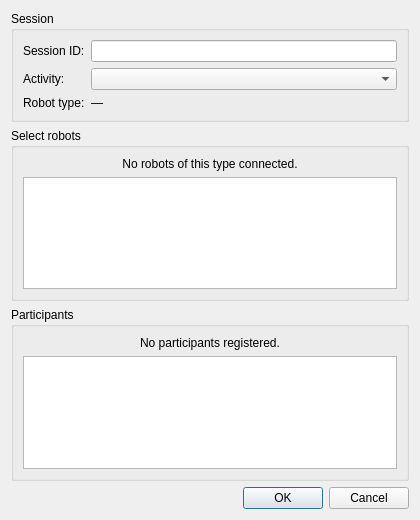
Before: the Qt Designer form src/gui/ui/session_setup_dialog.ui in techandpeople/SoftEdIBO, drawn with Qt 5.
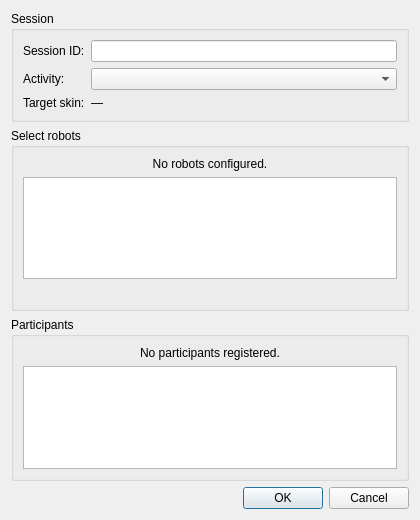
After: the same form once the commit is applied.

```diff
--- a/src/gui/ui/session_setup_dialog.ui
+++ b/src/gui/ui/session_setup_dialog.ui
@@ -33,8 +33,8 @@
        </widget>
       </item>
       <item row="2" column="0">
-       <widget class="QLabel" name="label_robot_type">
-        <property name="text"><string>Robot type:</string></property>
+       <widget class="QLabel" name="label_target_skin">
+        <property name="text"><string>Target skin:</string></property>
        </widget>
       </item>
       <item row="2" column="1">
@@ -52,7 +52,7 @@
      <layout class="QVBoxLayout" name="robots_layout">
       <item>
        <widget class="QLabel" name="no_robots_label">
-        <property name="text"><string>No robots of this type connected.</string></property>
+        <property name="text"><string>No robots configured.</string></property>
         <property name="alignment"><set>Qt::AlignCenter</set></property>
        </widget>
       </item>
@@ -64,6 +64,15 @@
         </property>
        </widget>
       </item>
+      <item>
+       <widget class="QLabel" name="skin_warning_label">
+        <property name="text"><string/></property>
+        <property name="visible"><bool>false</bool></property>
+        <property name="wordWrap"><bool>true</bool></property>
+        <property name="styleSheet"><string notr="true">color: #b36b00;</string></property>
+        <property name="whatsThis"><string>Warns when a ticked robot's configured skin variants do not match the activity's target skin (e.g. an Organs activity with a robot dressed in Natural). The session can still start — fix the robot's skin config or swap the physical skins if this is not intended.</string></property>
+       </widget>
+      </item>
      </layout>
     </widget>
    </item>
```
Left out of the diff: 7 changed lines with no effect on the pictures.
